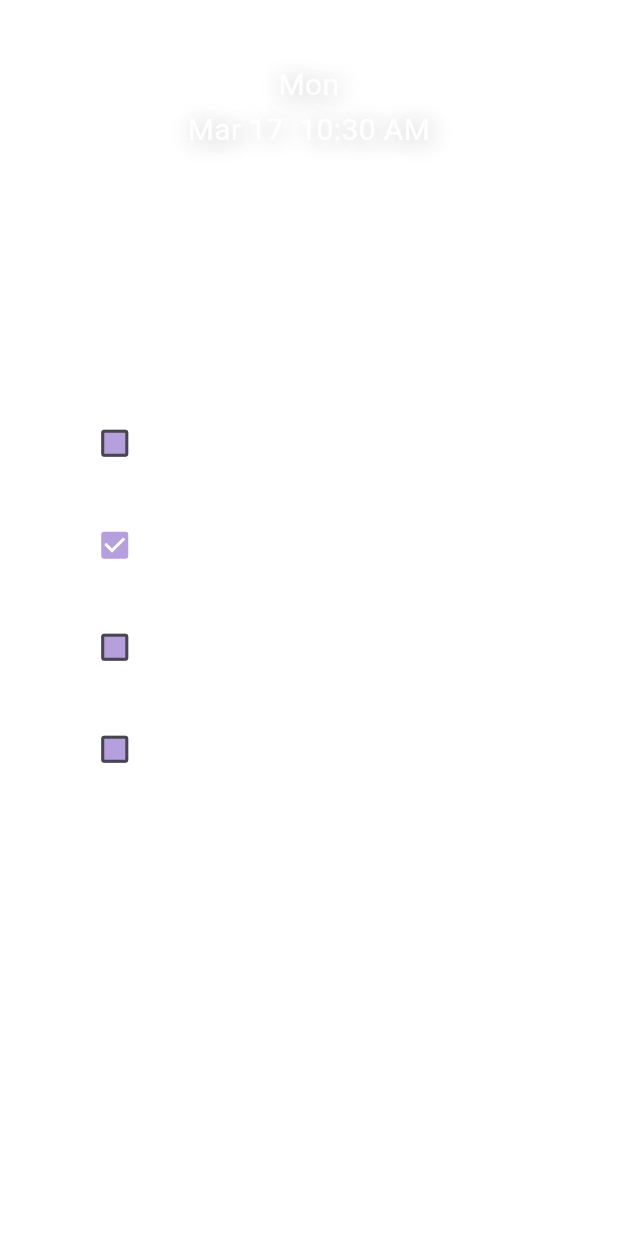
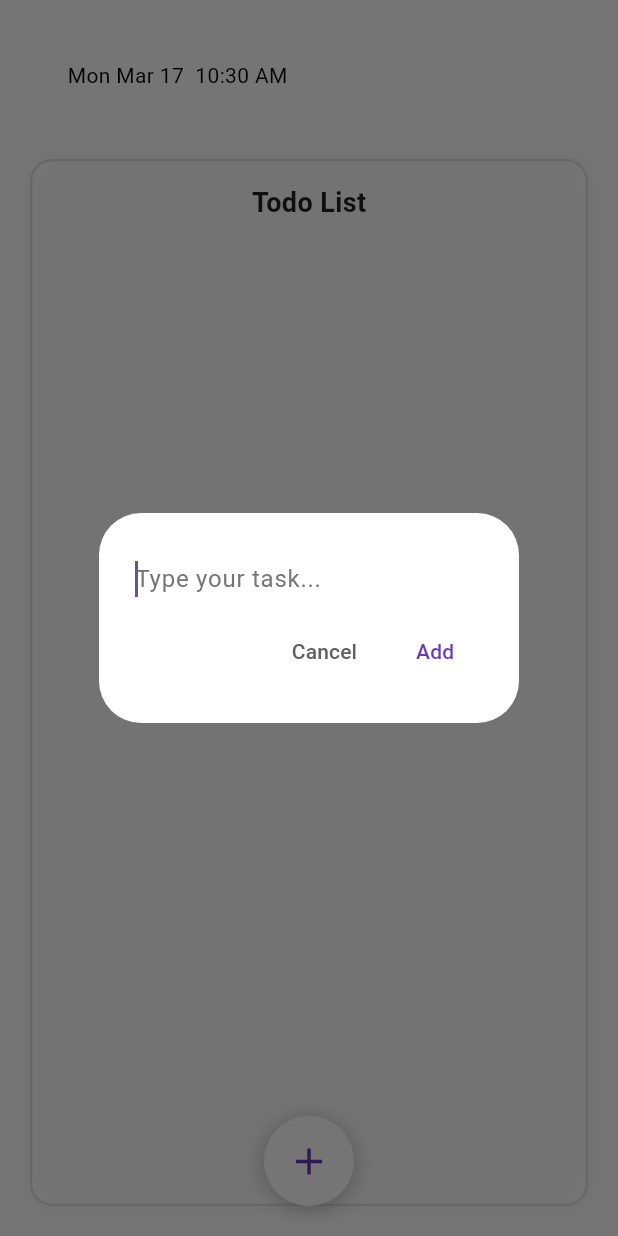
Before and after one commit to phinoda/Nook, a Flutter app: the screen it shows after launch, after a tap on the "add" icon, on a phone screen of 412 x 824 dp. Run offline on Flutter 3.47's test engine with Material 3 defaults, Android fonts, the phone set to English and light mode, and no system bars.

```diff
--- a/lib/main.dart
+++ b/lib/main.dart
@@ -48,12 +48,7 @@ class _MyHomePageState extends State<MyHomePage> {
   final TextEditingController _taskController = TextEditingController();
 
   // Sample tasks
-  final List<Task> _tasks = [
-    Task(title: 'Complete project proposal'),
-    Task(title: 'Buy groceries', isCompleted: true),
-    Task(title: 'Schedule dentist appointment'),
-    Task(title: 'Call mom'),
-  ];
+  final List<Task> _tasks = [];
 
   @override
   void initState() {
@@ -79,17 +74,61 @@ class _MyHomePageState extends State<MyHomePage> {
     final timeFormat = DateFormat('h:mm a'); // Hour and minute (3:07 a.m.)
 
     setState(() {
-      _dateTime = '${dayFormat.format(now)}\n${dateFormat.format(now)}  ${timeFormat.format(now)}';
+      _dateTime = '${dayFormat.format(now)} ${dateFormat.format(now)}  ${timeFormat.format(now)}';
     });
   }
 
-  void _addTask() {
+  void _showAddTaskDialog() {
+    _taskController.clear(); // Clear any previous text
+
+    // Show a dialog with just a text field
+    showDialog(
+      context: context,
+      builder: (BuildContext context) {
+        return AlertDialog(
+          backgroundColor: Colors.white,
+          contentPadding: EdgeInsets.fromLTRB(24, 20, 24, 0), // Reduce bottom padding
+          content: TextField(
+            controller: _taskController,
+            autofocus: true, // Automatically focus and show keyboard
+            decoration: InputDecoration(
+              border: InputBorder.none, // Remove border
+              hintText: 'Type your task...',
+              hintStyle: TextStyle(color: Colors.grey.shade600),
+            ),
+            style: TextStyle(color: Colors.black, fontSize: 16),
+            // Add task when user presses Enter/Return key
+            onSubmitted: (value) {
+              if (value.isNotEmpty) {
+                setState(() {
+                  _tasks.add(Task(title: value));
+                });
+                Navigator.of(context).pop();
+              }
+            },
+          ),
+          actions: [
+            TextButton(
+              child: Text('Cancel', style: TextStyle(color: Colors.grey.shade700)),
+              onPressed: () {
+                Navigator.of(context).pop();
+              },
+            ),
+            TextButton(
+              child: Text('Add', style: TextStyle(color: Colors.deepPurple)),
+              onPressed: () {
                 if (_taskController.text.isNotEmpty) {
                   setState(() {
                     _tasks.add(Task(title: _taskController.text));
-        _taskController.clear();
                   });
+                  Navigator.of(context).pop();
                 }
+              },
+            ),
+          ],
+        );
+      },
+    );
   }
 
   void _toggleTask(int index) {
@@ -140,66 +179,53 @@ class _MyHomePageState extends State<MyHomePage> {
       child: Material(
         type: MaterialType.transparency, // Use transparent material
         child: Scaffold(
-          backgroundColor: Colors.transparent, // Transparent background
-          body: SafeArea(
+          backgroundColor: Colors.white,
+          body: Stack(
+            children: [
+              // Main content
+              SafeArea(
                 child: Padding(
                   padding: const EdgeInsets.all(20.0),
                   child: Column(
                     mainAxisAlignment: MainAxisAlignment.start,
-                crossAxisAlignment: CrossAxisAlignment.center,
+                    crossAxisAlignment: CrossAxisAlignment.stretch,
                     children: <Widget>[
-                  // Time display with frosted glass effect
-                  ClipRRect(
-                    borderRadius: BorderRadius.circular(15),
-                    child: BackdropFilter(
-                      filter: ImageFilter.blur(sigmaX: 5, sigmaY: 5),
-                      child: Container(
+                      // Time display - Left aligned with white background and black text
+                      Container(
+                        width: double.infinity,
                         padding: EdgeInsets.symmetric(vertical: 20, horizontal: 25),
-                        decoration: BoxDecoration(
-                          color: Colors.white.withOpacity(0.2),
-                          borderRadius: BorderRadius.circular(15),
-                          border: Border.all(
-                            color: Colors.white.withOpacity(0.3),
-                            width: 1.5,
-                          ),
-                        ),
                         child: Text(
                           _dateTime,
                           style: TextStyle(
-                            fontSize: 20,
+                            fontSize: 14,
                             fontWeight: FontWeight.w400,
                             height: 1.5,
-                            color: Colors.white,
-                            shadows: [
-                              Shadow(
-                                blurRadius: 20.0,
-                                color: Colors.black.withOpacity(0.3),
-                                offset: Offset(2, 2),
+                            color: Colors.black,
                           ),
-                            ],
-                          ),
-                          textAlign: TextAlign.center,
-                        ),
-                      ),
+                          textAlign: TextAlign.left, // Left aligned text
                         ),
                       ),
 
                       SizedBox(height: 25),
 
-                  // Todo List Section
+                      // Todo List Section - White background with black text
                       Expanded(
-                    child: ClipRRect(
-                      borderRadius: BorderRadius.circular(15),
-                      child: BackdropFilter(
-                        filter: ImageFilter.blur(sigmaX: 5, sigmaY: 5),
                         child: Container(
+                          width: double.infinity,
                           decoration: BoxDecoration(
-                            color: Colors.white.withOpacity(0.2),
+                            color: Colors.white.withOpacity(0.7),
                             borderRadius: BorderRadius.circular(15),
                             border: Border.all(
-                              color: Colors.white.withOpacity(0.3),
+                              color: Colors.grey.shade300,
                               width: 1.5,
                             ),
+                            boxShadow: [
+                              BoxShadow(
+                                color: Colors.black.withOpacity(0.05),
+                                blurRadius: 10,
+                                spreadRadius: 1,
+                              ),
+                            ],
                           ),
                           child: Column(
                             children: [
@@ -211,54 +237,15 @@ class _MyHomePageState extends State<MyHomePage> {
                                   style: TextStyle(
                                     fontSize: 18,
                                     fontWeight: FontWeight.bold,
-                                    color: Colors.white,
+                                    color: Colors.black87,
                                   ),
                                 ),
                               ),
 
-                              // Add Task Input
-                              Padding(
-                                padding: const EdgeInsets.symmetric(horizontal: 15.0),
-                                child: Row(
-                                  children: [
-                                    Expanded(
-                                      child: TextField(
-                                        controller: _taskController,
-                                        style: TextStyle(color: Colors.white),
-                                        decoration: InputDecoration(
-                                          hintText: 'Add a new task',
-                                          hintStyle: TextStyle(color: Colors.white70),
-                                          border: OutlineInputBorder(
-                                            borderRadius: BorderRadius.circular(10),
-                                            borderSide: BorderSide(color: Colors.white30),
-                                          ),
-                                          enabledBorder: OutlineInputBorder(
-                                            borderRadius: BorderRadius.circular(10),
-                                            borderSide: BorderSide(color: Colors.white30),
-                                          ),
-                                          focusedBorder: OutlineInputBorder(
-                                            borderRadius: BorderRadius.circular(10),
-                                            borderSide: BorderSide(color: Colors.white),
-                                          ),
-                                          contentPadding: EdgeInsets.symmetric(horizontal: 15, vertical: 10),
-                                        ),
-                                      ),
-                                    ),
-                                    SizedBox(width: 10),
-                                    IconButton(
-                                      icon: Icon(Icons.add, color: Colors.white),
-                                      onPressed: _addTask,
-                                    ),
-                                  ],
-                                ),
-                              ),
-
-                              SizedBox(height: 10),
-
                               // Task List
                               Expanded(
                                 child: ListView.builder(
-                                  padding: EdgeInsets.symmetric(horizontal: 15),
+                                  padding: EdgeInsets.symmetric(horizontal: 15, vertical: 5),
                                   itemCount: _tasks.length,
                                   itemBuilder: (context, index) {
                                     return Padding(
@@ -266,10 +253,10 @@ class _MyHomePageState extends State<MyHomePage> {
                                       child: Dismissible(
                                         key: Key(_tasks[index].title),
                                         background: Container(
-                                          color: Colors.red.withOpacity(0.5),
+                                          color: Colors.red.shade100,
                                           alignment: Alignment.centerRight,
                                           padding: EdgeInsets.only(right: 20),
-                                          child: Icon(Icons.delete, color: Colors.white),
+                                          child: Icon(Icons.delete, color: Colors.red),
                                         ),
                                         direction: DismissDirection.endToStart,
                                         onDismissed: (direction) {
@@ -277,7 +264,7 @@ class _MyHomePageState extends State<MyHomePage> {
                                         },
                                         child: Container(
                                           decoration: BoxDecoration(
-                                            color: Colors.white.withOpacity(0.1),
+                                            color: Colors.grey.shade100,
                                             borderRadius: BorderRadius.circular(10),
                                           ),
                                           child: ListTile(
@@ -286,23 +273,20 @@ class _MyHomePageState extends State<MyHomePage> {
                                               onChanged: (value) {
                                                 _toggleTask(index);
                                               },
-                                              checkColor: Colors.white,
-                                              fillColor: MaterialStateProperty.resolveWith(
-                                                (states) => Colors.deepPurple.shade300.withOpacity(0.7),
-                                              ),
+                                              activeColor: Colors.deepPurple.shade300,
                                             ),
                                             title: Text(
                                               _tasks[index].title,
                                               style: TextStyle(
-                                                color: Colors.white,
+                                                color: Colors.black87,
                                                 decoration: _tasks[index].isCompleted
                                                     ? TextDecoration.lineThrough
                                                     : null,
-                                                decorationColor: Colors.white,
+                                                decorationColor: Colors.black54,
                                               ),
                                             ),
                                             trailing: IconButton(
-                                              icon: Icon(Icons.delete, color: Colors.white70),
+                                              icon: Icon(Icons.delete, color: Colors.grey.shade600),
                                               onPressed: () => _deleteTask(index),
                                             ),
                                           ),
@@ -316,14 +300,53 @@ class _MyHomePageState extends State<MyHomePage> {
                           ),
                         ),
                       ),
+                    ],
+                  ),
+                ),
+              ),
+
+              // Absolutely positioned "+" button at the bottom
+              Positioned(
+                bottom: 20, // 20 pixels from bottom
+                left: 0,
+                right: 0,
+                child: Center(
+                  child: Container(
+                    width: 60,
+                    height: 60,
+                    decoration: BoxDecoration(
+                      color: Colors.white,
+                      shape: BoxShape.circle,
+                      boxShadow: [
+                        BoxShadow(
+                          color: Colors.black.withOpacity(0.2),
+                          blurRadius: 10,
+                          spreadRadius: 2,
+                          offset: Offset(0, 2),
+                        ),
+                      ],
+                    ),
+                    child: Material(
+                      color: Colors.transparent,
+                      child: InkWell(
+                        customBorder: CircleBorder(),
+                        onTap: _showAddTaskDialog,
+                        child: Center(
+                          child: Icon(
+                            Icons.add,
+                            size: 30,
+                            color: Colors.deepPurple,
+                          ),
+                        ),
+                      ),
+                    ),
+                  ),
                 ),
               ),
             ],
           ),
         ),
       ),
-        ),
-      ),
     );
   }
 }
```
Also changed, not shown: 1 other file. Lines whose indentation alone changed are shown as unchanged.
